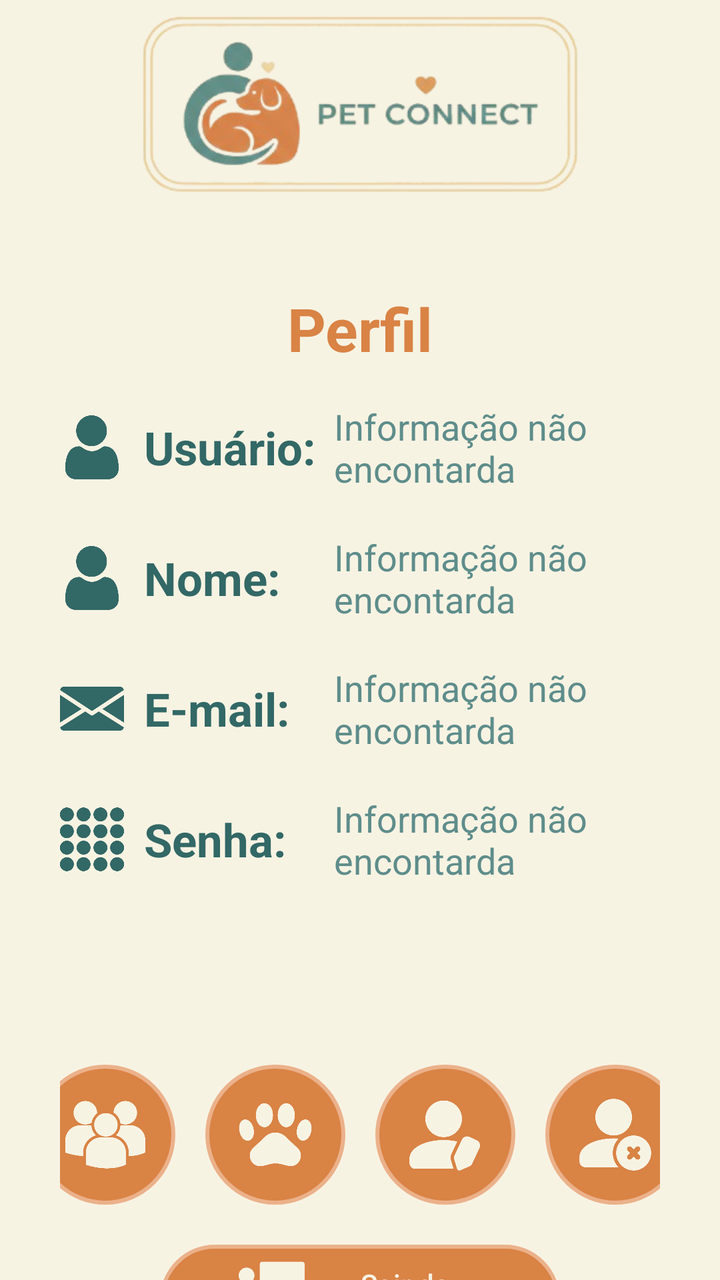
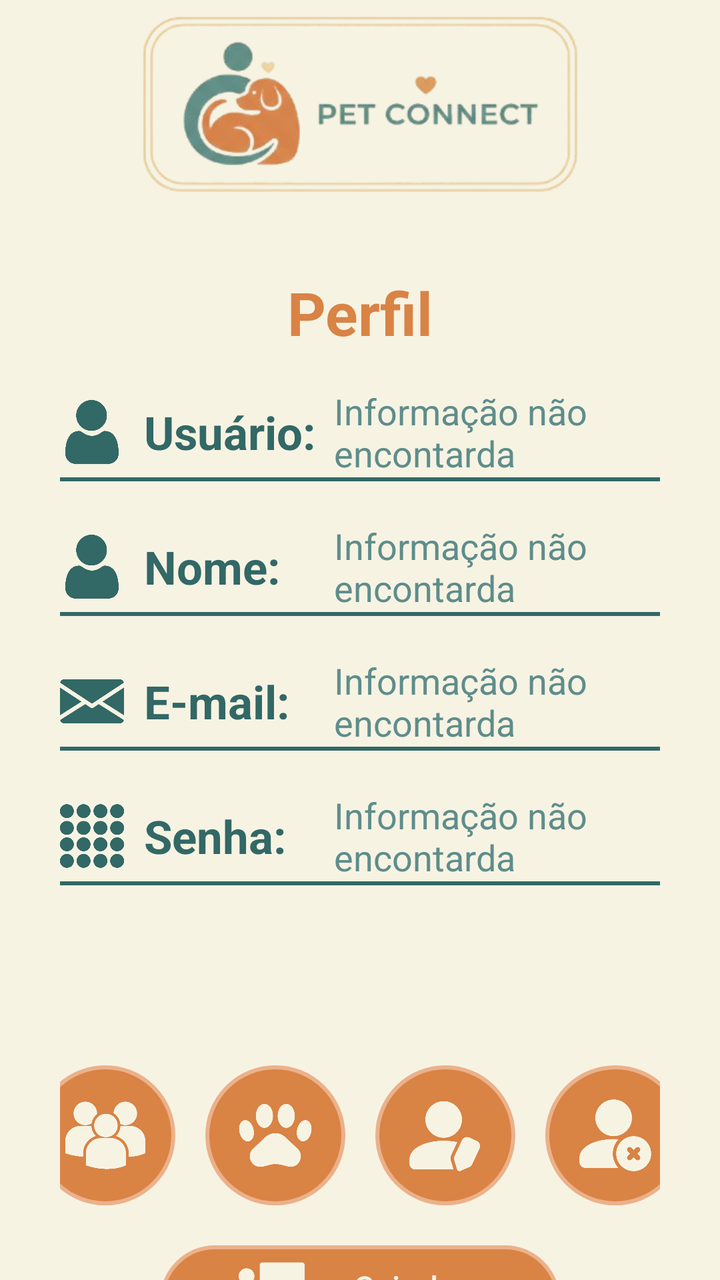

Compare the two renders of this Android layout. The source of the first and the diff that turns it into the second are given below.
<!-- AndroidManifest.xml: application theme Theme.Android -->
<!-- res/layout/activity_profile.xml -->
<?xml version="1.0" encoding="utf-8"?>
<androidx.constraintlayout.widget.ConstraintLayout xmlns:android="http://schemas.android.com/apk/res/android"
    xmlns:app="http://schemas.android.com/apk/res-auto"
    xmlns:tools="http://schemas.android.com/tools"
    android:id="@+id/main"
    android:layout_width="match_parent"
    android:layout_height="match_parent"
    android:background="@color/beige"
    tools:context=".ui.user.byId.ProfileActivity">

    <ImageView
        android:id="@+id/imageView6"
        android:layout_width="303dp"
        android:layout_height="104dp"
        android:layout_marginTop="30dp"
        android:scaleType="centerCrop"
        app:layout_constraintEnd_toEndOf="parent"
        app:layout_constraintStart_toStartOf="parent"
        app:layout_constraintTop_toBottomOf="@+id/textView3"
        app:srcCompat="@drawable/img_logo_straight" />

    <LinearLayout
        android:layout_width="match_parent"
        android:layout_height="wrap_content"
        android:layout_marginStart="30dp"
        android:layout_marginTop="25dp"
        android:layout_marginEnd="30dp"
        android:orientation="vertical"
        app:layout_constraintBottom_toBottomOf="parent"
        app:layout_constraintEnd_toEndOf="parent"
        app:layout_constraintHorizontal_bias="0.0"
        app:layout_constraintStart_toStartOf="parent"
        app:layout_constraintTop_toBottomOf="@+id/textView10"
        app:layout_constraintVertical_bias="0.18">

        <LinearLayout
            android:layout_width="match_parent"
            android:layout_height="wrap_content"
            android:layout_marginBottom="20dp"
            android:gravity="center"
            android:orientation="horizontal">

            <ImageView
                android:id="@+id/imageView8"
                android:layout_width="32dp"
                android:layout_height="32dp"
                android:layout_marginRight="10dp"
                android:layout_weight="0"
                android:scaleType="fitCenter"
                android:tint="@color/blueDark"
                app:srcCompat="@drawable/ic_user" />

            <TextView
                android:id="@+id/textView5"
                android:layout_width="90dp"
                android:layout_height="wrap_content"
                android:layout_weight="0"
                android:text="@string/textUseField"
                android:textColor="@color/blueDark"
                android:textSize="23sp"
                android:textStyle="bold" />

            <TextView
                android:id="@+id/tvUser_profile"
                android:layout_width="wrap_content"
                android:layout_height="wrap_content"
                android:layout_marginLeft="5dp"
                android:layout_weight="1"
                android:text="@string/erro_profile"
                android:textColor="@color/blue"
                android:textSize="18sp" />
        </LinearLayout>

        <LinearLayout
            android:layout_width="match_parent"
            android:layout_height="wrap_content"
            android:layout_marginBottom="20dp"
            android:gravity="center"
            android:orientation="horizontal">

            <ImageView
                android:id="@+id/imageView9"
                android:layout_width="32dp"
                android:layout_height="32dp"
                android:layout_marginRight="10dp"
                android:layout_weight="0"
                android:scaleType="fitCenter"
                android:tint="@color/blueDark"
                app:srcCompat="@drawable/ic_user" />

            <TextView
                android:id="@+id/textView5"
                android:layout_width="90dp"
                android:layout_height="wrap_content"
                android:layout_weight="0"
                android:text="@string/textNameField"
                android:textColor="@color/blueDark"
                android:textSize="23sp"
                android:textStyle="bold" />

            <TextView
                android:id="@+id/tvName_profile"
                android:layout_width="wrap_content"
                android:layout_height="wrap_content"
                android:layout_marginLeft="5dp"
                android:layout_weight="1"
                android:text="@string/erro_profile"
                android:textColor="@color/blue"
                android:textSize="18sp" />
        </LinearLayout>

        <LinearLayout
            android:layout_width="match_parent"
            android:layout_height="wrap_content"
            android:layout_marginBottom="20dp"
            android:gravity="center"
            android:orientation="horizontal">

            <ImageView
                android:id="@+id/imageView10"
                android:layout_width="32dp"
                android:layout_height="32dp"
                android:layout_marginRight="10dp"
                android:layout_weight="0"
                android:scaleType="fitCenter"
                android:tint="@color/blueDark"
                app:srcCompat="@drawable/ic_email" />

            <TextView
                android:id="@+id/textView5"
                android:layout_width="90dp"
                android:layout_height="wrap_content"
                android:layout_weight="0"
                android:text="@string/textEmailField"
                android:textColor="@color/blueDark"
                android:textSize="23sp"
                android:textStyle="bold" />

            <TextView
                android:id="@+id/tvEmail_profile"
                android:layout_width="wrap_content"
                android:layout_height="wrap_content"
                android:layout_marginLeft="5dp"
                android:layout_weight="1"
                android:text="@string/erro_profile"
                android:textColor="@color/blue"
                android:textSize="18sp" />
        </LinearLayout>

        <LinearLayout
            android:layout_width="match_parent"
            android:layout_height="wrap_content"
            android:gravity="center"
            android:orientation="horizontal">

            <ImageView
                android:id="@+id/imageView11"
                android:layout_width="32dp"
                android:layout_height="32dp"
                android:layout_marginRight="10dp"
                android:layout_weight="0"
                android:scaleType="fitCenter"
                android:tint="@color/blueDark"
                app:srcCompat="@drawable/ic_password" />

            <TextView
                android:id="@+id/textView5"
                android:layout_width="90dp"
                android:layout_height="wrap_content"
                android:layout_weight="0"
                android:text="@string/textPasswordField"
                android:textColor="@color/blueDark"
                android:textSize="23sp"
                android:textStyle="bold" />

            <TextView
                android:id="@+id/tvPassword_profile"
                android:layout_width="wrap_content"
                android:layout_height="wrap_content"
                android:layout_marginLeft="5dp"
                android:layout_weight="1"
                android:text="@string/erro_profile"
                android:textColor="@color/blue"
                android:textSize="18sp" />
        </LinearLayout>

        <LinearLayout
            android:layout_width="match_parent"
            android:layout_height="wrap_content"
            android:layout_marginTop="90dp"
            android:gravity="center"
            android:orientation="vertical">

            <LinearLayout
                android:layout_width="match_parent"
                android:layout_height="wrap_content"
                android:gravity="center"
                android:orientation="horizontal">

                <ImageButton
                    android:id="@+id/btnGetUsers_profile"
                    android:layout_width="70dp"
                    android:layout_height="70dp"
                    android:layout_weight="0"
                    android:background="@drawable/bg_btn_orange"
                    android:padding="15dp"
                    android:scaleType="centerInside"
                    android:tint="@color/beige"
                    app:srcCompat="@drawable/ic_users" />

                <ImageButton
                    android:id="@+id/btnGetPets_profile"
                    android:layout_width="70dp"
                    android:layout_height="70dp"
                    android:layout_marginLeft="15dp"
                    android:layout_weight="0"
                    android:background="@drawable/bg_btn_orange"
                    android:padding="15dp"
                    android:scaleType="centerInside"
                    android:tint="@color/beige"
                    app:srcCompat="@drawable/ic_animal" />

                <ImageButton
                    android:id="@+id/btnUpdate_profile"
                    android:layout_width="70dp"
                    android:layout_height="70dp"
                    android:layout_marginLeft="15dp"
                    android:layout_weight="0"
                    android:background="@drawable/bg_btn_orange"
                    android:padding="15dp"
                    android:scaleType="centerInside"
                    android:tint="@color/beige"
                    app:srcCompat="@drawable/ic_update" />

                <ImageButton
                    android:id="@+id/btnDelete_profile"
                    android:layout_width="70dp"
                    android:layout_height="70dp"
                    android:layout_marginLeft="15dp"
                    android:layout_weight="0"
                    android:background="@drawable/bg_btn_orange"
                    android:padding="15dp"
                    android:scaleType="centerInside"
                    android:tint="@color/beige"
                    app:srcCompat="@drawable/ic_delete" />
            </LinearLayout>

            <LinearLayout
                android:layout_width="200dp"
                android:layout_height="55dp"
                android:layout_marginTop="20dp"
                android:background="@drawable/bg_btn_orange"
                android:gravity="center"
                android:orientation="horizontal">

                <ImageView
                    android:id="@+id/imageView13"
                    android:layout_width="45dp"
                    android:layout_height="45dp"
                    android:layout_weight="0"
                    android:src="@drawable/ic_logout"
                    android:tint="@color/beige" />

                <Button
                    android:id="@+id/btnLogOut_profile"
                    android:layout_width="100dp"
                    android:layout_height="wrap_content"
                    android:layout_weight="0"
                    android:backgroundTint="@android:color/transparent"
                    android:text="@string/textLogOutField"
                    android:textColor="@color/beige"
                    app:cornerRadius="0dp" />
            </LinearLayout>

        </LinearLayout>

    </LinearLayout>

    <TextView
        android:id="@+id/textView10"
        android:layout_width="wrap_content"
        android:layout_height="wrap_content"
        android:layout_marginTop="40dp"
        android:text="@string/textTitleProfile"
        android:textColor="@color/orange"
        android:textSize="30sp"
        android:textStyle="bold"
        app:layout_constraintEnd_toEndOf="parent"
        app:layout_constraintStart_toStartOf="parent"
        app:layout_constraintTop_toBottomOf="@+id/imageView6" />
</androidx.constraintlayout.widget.ConstraintLayout>
<!-- resources referenced by this layout -->
<resources>
  <color name="beige">#F7F3E3</color>
  <color name="blue">#5E8D8B</color>
  <color name="blueDark">#326866</color>
  <color name="orange">#D98345</color>
  <!-- drawable bg_btn_orange (drawable) -->
  <?xml version="1.0" encoding="utf-8"?>
  <shape xmlns:android="http://schemas.android.com/apk/res/android"
      android:shape="rectangle">
  
      <solid android:color="#D98345"/>
      <stroke
          android:width="2dp"
          android:color="#EBB18A" />
  
      <corners android:radius="80dp"/>
  </shape>
  <!-- drawable ic_animal: png bitmap (drawable, 49965 bytes) -->
  <!-- drawable ic_delete: png bitmap (drawable, 43971 bytes) -->
  <!-- drawable ic_email: png bitmap (drawable, 54430 bytes) -->
  <!-- drawable ic_logout: png bitmap (drawable, 35199 bytes) -->
  <!-- drawable ic_password: png bitmap (drawable, 80617 bytes) -->
  <!-- drawable ic_update: png bitmap (drawable, 43435 bytes) -->
  <!-- drawable ic_user: png bitmap (drawable, 40251 bytes) -->
  <!-- drawable ic_users: png bitmap (drawable, 51593 bytes) -->
  <!-- drawable img_logo_straight: png bitmap (drawable, 63200 bytes) -->
  <string name="erro_profile">Informação não encontarda</string>
  <string name="textEmailField">E-mail:</string>
  <string name="textLogOutField">Sair da Conta</string>
  <string name="textNameField">Nome:</string>
  <string name="textPasswordField">Senha:</string>
  <string name="textTitleProfile">Perfil</string>
  <string name="textUseField">Usuário:</string>
  <style name="Theme.Android" parent="Base.Theme.Android" />
  <style name="Base.Theme.Android" parent="Theme.Material3.DayNight.NoActionBar">
          
          
      </style>
</resources>

<!-- the commit's change to res/layout/activity_profile.xml (unified diff, before → after) -->
@@ -6,17 +6,16 @@
     android:layout_width="match_parent"
     android:layout_height="match_parent"
     android:background="@color/beige"
-    tools:context=".ui.user.byId.ProfileActivity">
+    tools:context=".ui.user.profile.ProfileActivity">
 
     <ImageView
         android:id="@+id/imageView6"
         android:layout_width="303dp"
         android:layout_height="104dp"
-        android:layout_marginTop="30dp"
         android:scaleType="centerCrop"
         app:layout_constraintEnd_toEndOf="parent"
         app:layout_constraintStart_toStartOf="parent"
-        app:layout_constraintTop_toBottomOf="@+id/textView3"
+        app:layout_constraintTop_toTopOf="parent"
         app:srcCompat="@drawable/img_logo_straight" />
 
     <LinearLayout
@@ -35,8 +34,7 @@
 
         <LinearLayout
             android:layout_width="match_parent"
-            android:layout_height="wrap_content"
-            android:layout_marginBottom="20dp"
+            android:layout_height="match_parent"
             android:gravity="center"
             android:orientation="horizontal">
 
@@ -71,10 +69,16 @@
                 android:textSize="18sp" />
         </LinearLayout>
 
+        <View
+            android:id="@+id/view4"
+            android:layout_width="match_parent"
+            android:layout_height="2dp"
+            android:layout_marginBottom="20dp"
+            android:background="@color/blueDark" />
+
         <LinearLayout
             android:layout_width="match_parent"
             android:layout_height="wrap_content"
-            android:layout_marginBottom="20dp"
             android:gravity="center"
             android:orientation="horizontal">
 
@@ -109,10 +113,16 @@
                 android:textSize="18sp" />
         </LinearLayout>
 
+        <View
+            android:id="@+id/view3"
+            android:layout_width="match_parent"
+            android:layout_height="2dp"
+            android:layout_marginBottom="20dp"
+            android:background="@color/blueDark" />
+
         <LinearLayout
             android:layout_width="match_parent"
             android:layout_height="wrap_content"
-            android:layout_marginBottom="20dp"
             android:gravity="center"
             android:orientation="horizontal">
 
@@ -147,6 +157,13 @@
                 android:textSize="18sp" />
         </LinearLayout>
 
+        <View
+            android:id="@+id/view2"
+            android:layout_width="match_parent"
+            android:layout_height="2dp"
+            android:layout_marginBottom="20dp"
+            android:background="@color/blueDark" />
+
         <LinearLayout
             android:layout_width="match_parent"
             android:layout_height="wrap_content"
@@ -184,6 +201,12 @@
                 android:textSize="18sp" />
         </LinearLayout>
 
+        <View
+            android:id="@+id/view5"
+            android:layout_width="match_parent"
+            android:layout_height="2dp"
+            android:background="@color/blueDark" />
+
         <LinearLayout
             android:layout_width="match_parent"
             android:layout_height="wrap_content"
@@ -206,6 +229,7 @@
                     android:padding="15dp"
                     android:scaleType="centerInside"
                     android:tint="@color/beige"
+                    android:visibility="visible"
                     app:srcCompat="@drawable/ic_users" />
 
                 <ImageButton
@@ -246,6 +270,7 @@
             </LinearLayout>
 
             <LinearLayout
+                android:id="@+id/llBtnLogOut_profile"
                 android:layout_width="200dp"
                 android:layout_height="55dp"
                 android:layout_marginTop="20dp"
@@ -267,8 +292,10 @@
                     android:layout_height="wrap_content"
                     android:layout_weight="0"
                     android:backgroundTint="@android:color/transparent"
+                    android:gravity="center"
                     android:text="@string/textLogOutField"
                     android:textColor="@color/beige"
+                    android:textSize="16sp"
                     app:cornerRadius="0dp" />
             </LinearLayout>
 
@@ -280,7 +307,7 @@
         android:id="@+id/textView10"
         android:layout_width="wrap_content"
         android:layout_height="wrap_content"
-        android:layout_marginTop="40dp"
+        android:layout_marginTop="32dp"
         android:text="@string/textTitleProfile"
         android:textColor="@color/orange"
         android:textSize="30sp"
